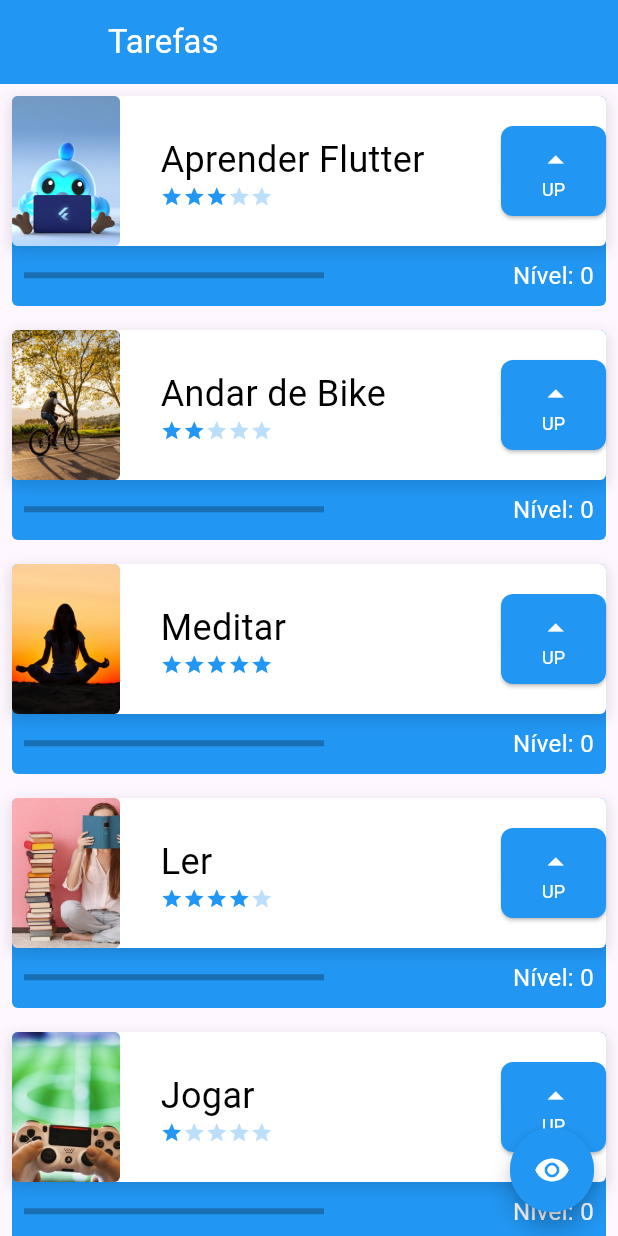
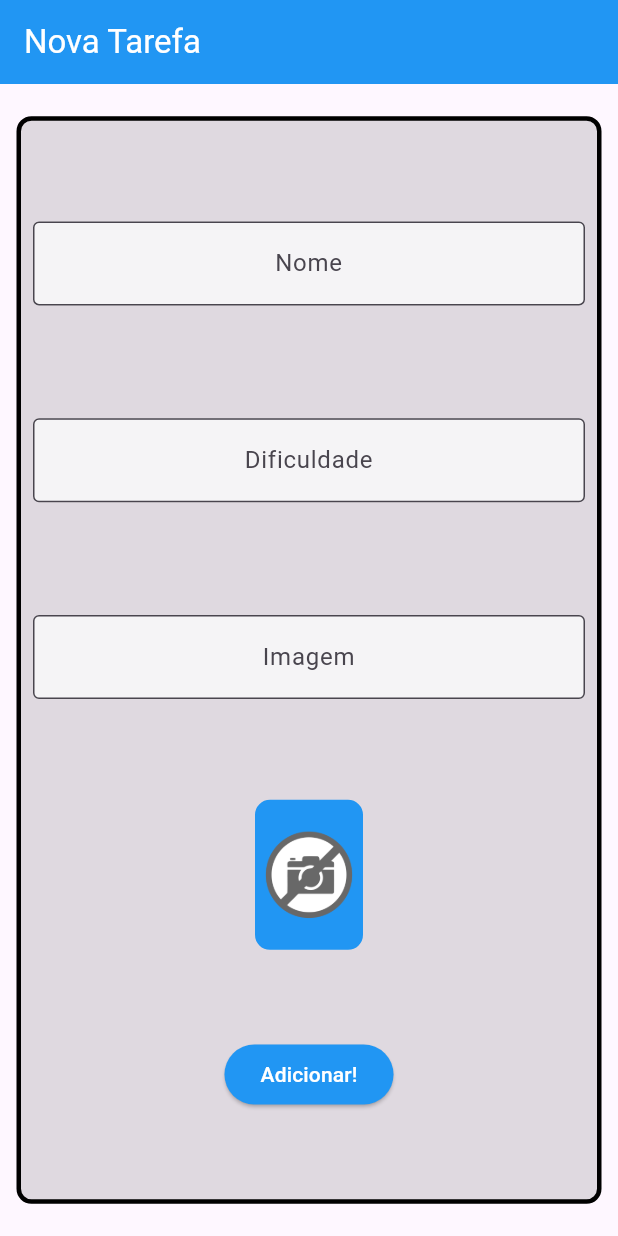
Before and after one commit to mauriciomlourenco/alura_lista_tarefas_flutter, a Flutter app: the screen it shows after launch, on a phone screen of 412 x 824 dp. Run offline on Flutter 3.47's test engine with Material 3 defaults, Android fonts, the phone set to English and light mode, and no system bars; network calls fail.

Commit message:
Aula 1 construindo formulários

```diff
--- a/lib/main.dart
+++ b/lib/main.dart
@@ -1,3 +1,4 @@
+import 'package:alura_lista_tarefas_flutter/screens/form_screen.dart';
 import 'package:alura_lista_tarefas_flutter/screens/initial_screen.dart';
 import 'package:flutter/material.dart';
 
@@ -16,6 +17,6 @@ class MyApp extends StatelessWidget {
           colorScheme: ColorScheme.fromSeed(seedColor: Colors.deepPurple),
           useMaterial3: true,
         ),
-        home: const InitialScreen());
+        home: const FormScreen());
   }
 }
--- /dev/null
+++ b/lib/screens/form_screen.dart
@@ -0,0 +1,142 @@
+import 'package:flutter/material.dart';
+
+class FormScreen extends StatefulWidget {
+  const FormScreen({super.key});
+
+  @override
+  State<FormScreen> createState() => _FormScreenState();
+}
+
+class _FormScreenState extends State<FormScreen> {
+  @override
+  Widget build(BuildContext context) {
+    return Scaffold(
+        appBar: AppBar(
+          title:
+              const Text('Nova Tarefa', style: TextStyle(color: Colors.white)),
+          backgroundColor: Colors.blue,
+        ),
+        body: MyWidget());
+  }
+}
+
+class MyWidget extends StatefulWidget {
+  @override
+  State<MyWidget> createState() => _MyWidgetState();
+}
+
+class _MyWidgetState extends State<MyWidget> {
+  TextEditingController nameController = TextEditingController();
+  TextEditingController difficultyController = TextEditingController();
+  TextEditingController imageController = TextEditingController();
+
+  @override
+  Widget build(BuildContext context) {
+    // Obtém as dimensões da tela
+    var screenHeight = MediaQuery.of(context).size.height;
+
+    return Center(
+      child: Container(
+        // Define a altura do widget como 80% da altura da tela
+        height: screenHeight * 0.88,
+        width: 390,
+        decoration: BoxDecoration(
+          color: Colors.black12,
+          borderRadius: BorderRadius.circular(10),
+          border: Border.all(color: Colors.black, width: 3),
+        ),
+        child: Column(
+          mainAxisAlignment: MainAxisAlignment.spaceEvenly,
+          crossAxisAlignment: CrossAxisAlignment.center,
+          children: [
+            Padding(
+              padding: const EdgeInsets.all(8.0),
+              child: TextFormField(
+                controller: nameController,
+                textAlign: TextAlign.center,
+                decoration: const InputDecoration(
+                  border: OutlineInputBorder(),
+                  focusedBorder: OutlineInputBorder(
+                    borderSide: BorderSide(color: Colors.blue, width: 2),
+                  ),
+                  hintText: "Nome",
+                  fillColor: Colors.white70,
+                  filled: true,
+                ),
+              ),
+            ),
+            Padding(
+              padding: const EdgeInsets.all(8.0),
+              child: TextFormField(
+                controller: difficultyController,
+                textAlign: TextAlign.center,
+                decoration: const InputDecoration(
+                  border: OutlineInputBorder(),
+                  focusedBorder: OutlineInputBorder(
+                    borderSide: BorderSide(color: Colors.blue, width: 2),
+                  ),
+                  hintText: "Dificuldade",
+                  fillColor: Colors.white70,
+                  filled: true,
+                ),
+              ),
+            ),
+            Padding(
+              padding: const EdgeInsets.all(8.0),
+              child: TextFormField(
+                onChanged: (text) {
+                  setState(() {});
+                },
+                controller: imageController,
+                textAlign: TextAlign.center,
+                decoration: const InputDecoration(
+                  border: OutlineInputBorder(),
+                  focusedBorder: OutlineInputBorder(
+                    borderSide: BorderSide(color: Colors.blue, width: 2),
+                  ),
+                  hintText: "Imagem",
+                  fillColor: Colors.white70,
+                  filled: true,
+                ),
+              ),
+            ),
+            Container(
+              height: 100,
+              width: 72,
+              decoration: BoxDecoration(
+                color: Colors.blue,
+                borderRadius: BorderRadius.circular(10),
+                border: Border.all(color: Colors.blue, width: 2),
+              ),
+              child: ClipRRect(
+                borderRadius: BorderRadius.circular(10),
+                child: Image.network(
+                  imageController.text,
+                  errorBuilder: (BuildContext context, Object exception,
+                      StackTrace? stackTrace) {
+                    return Image.asset(
+                      "assets/images/nophoto.png",
+                    );
+                  },
+                  fit: BoxFit.cover,
+                ),
+              ),
+            ),
+            ElevatedButton(
+              style: ElevatedButton.styleFrom(
+                backgroundColor: Colors.blue,
+              ),
+              onPressed: () {
+                print(nameController.text);
+                print(int.parse(difficultyController.text));
+                print(imageController.text);
+              },
+              child: const Text('Adicionar!',
+                  style: TextStyle(color: Colors.white, fontSize: 14)),
+            )
+          ],
+        ),
+      ),
+    );
+  }
+}
```
Also changed, not shown: assets/images/nophoto.png (added).
